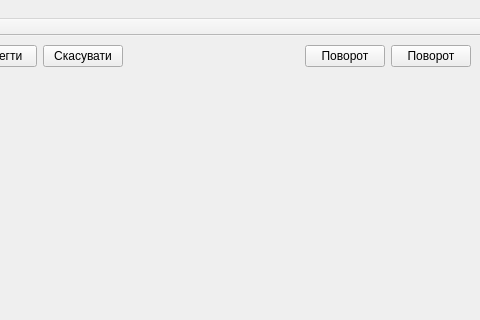
Qt form untitled.ui (14oleg88/image_editor-2) before a commit; both pictures show x 320 to 800 and y 0 to 320 of the 800 by 604 pixel window.
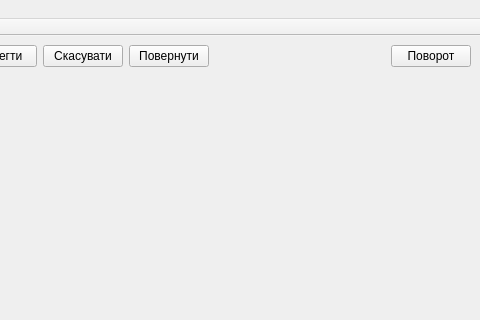
The same form after that commit. Icons and pictures are not drawn.

The edit to the form file:
```diff
--- a/untitled.ui
+++ b/untitled.ui
@@ -73,6 +73,13 @@
           </property>
          </widget>
         </item>
+        <item>
+         <widget class="QPushButton" name="forward">
+          <property name="text">
+           <string>Повернути</string>
+          </property>
+         </widget>
+        </item>
         <item>
          <spacer name="horizontalSpacer">
           <property name="orientation">
@@ -97,13 +104,6 @@
           </property>
          </widget>
         </item>
-        <item>
-         <widget class="QPushButton" name="rotate_right">
-          <property name="text">
-           <string>Поворот</string>
-          </property>
-         </widget>
-        </item>
        </layout>
       </item>
       <item>
```
